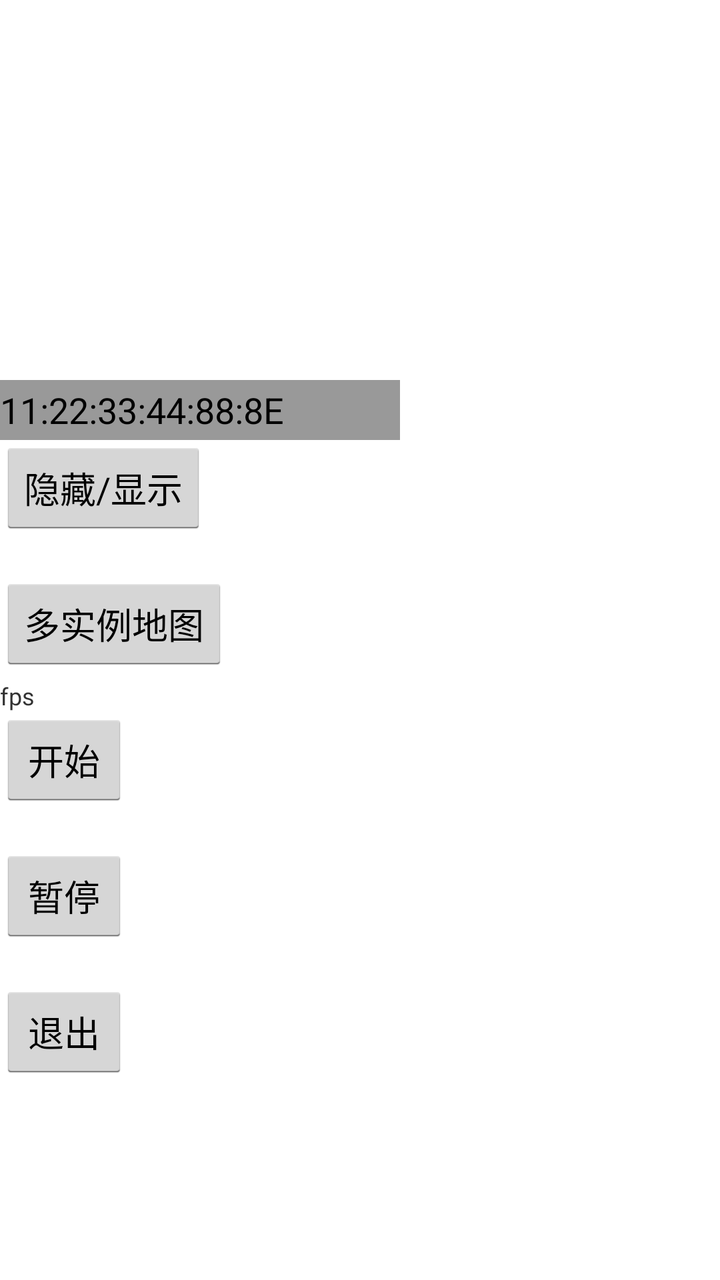
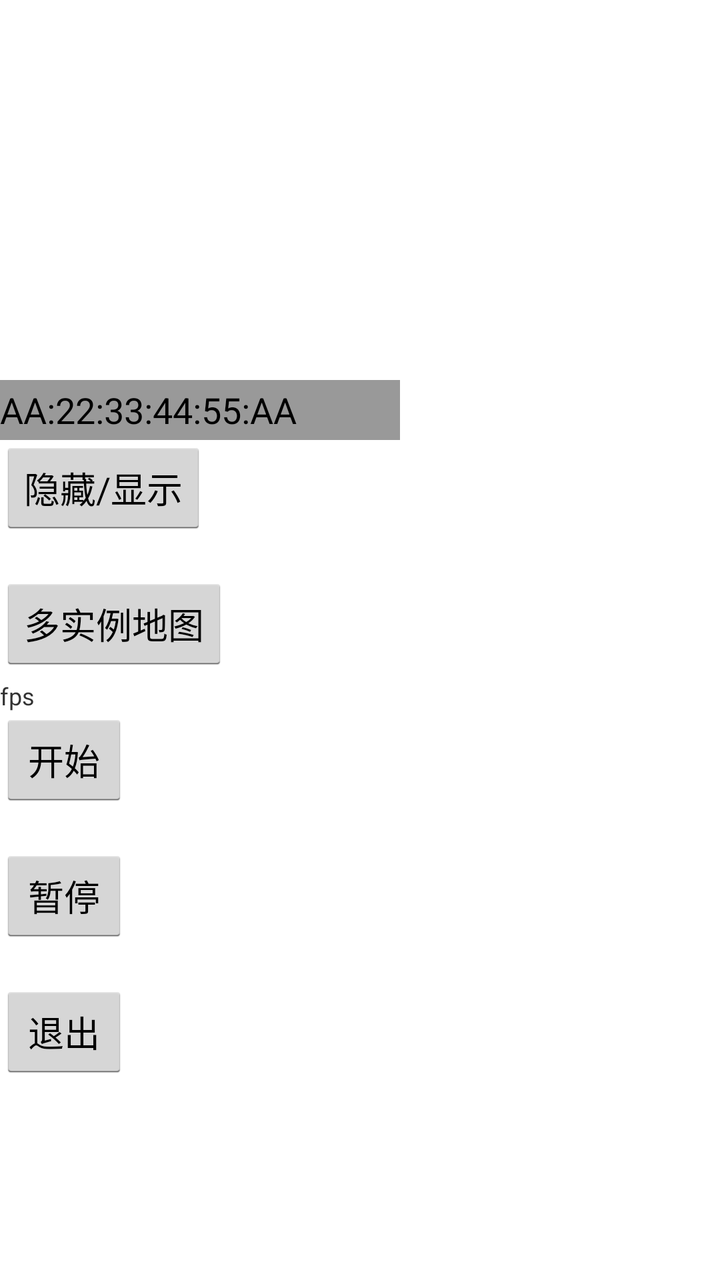

Compare the two renders of this Android layout. The source of the first and the diff that turns it into the second are given below.
<!-- AndroidManifest.xml: application theme AppTheme -->
<!-- res/layout/activity_analog.xml -->
<?xml version="1.0" encoding="utf-8"?>
<FrameLayout xmlns:android="http://schemas.android.com/apk/res/android"
    android:layout_width="match_parent"
    android:layout_height="match_parent">

    <FrameLayout
        android:id="@+id/mapView"
        android:layout_width="match_parent"
        android:layout_height="match_parent" />

    <RelativeLayout
        android:layout_width="match_parent"
        android:layout_height="match_parent"
        android:layout_marginBottom="100dp"
        android:gravity="bottom">

        <Button
            android:id="@+id/quit"
            android:layout_width="wrap_content"
            android:layout_height="wrap_content"
            android:onClick="onClick"
            android:text="退出" />

        <Button
            android:id="@+id/pause"
            android:layout_width="wrap_content"
            android:layout_height="wrap_content"
            android:layout_above="@id/quit"
            android:layout_marginBottom="20dp"
            android:onClick="onClick"
            android:text="暂停" />

        <Button
            android:id="@+id/resume"
            android:layout_width="wrap_content"
            android:layout_height="wrap_content"
            android:layout_above="@id/pause"
            android:layout_marginBottom="20dp"
            android:onClick="onClick"
            android:text="开始" />
        <Button
            android:id="@+id/analog_start_preview_btn"
            android:visibility="gone"
            android:layout_width="wrap_content"
            android:layout_height="wrap_content"
            android:layout_above="@id/resume"
            android:layout_marginBottom="20dp"
            android:onClick="onClick"
            android:text="开始预览" />

        <TextView
            android:id="@+id/analog_fps_tv"
            android:layout_width="wrap_content"
            android:layout_height="wrap_content"
            android:textSize="12sp"
            android:layout_above="@id/analog_start_preview_btn"
            android:textColor="@color/bnav_service_dyna_bg_yellow"
            android:text="fps"/>
        <Button
            android:id="@+id/analog_open_mini_btn"
            android:layout_width="wrap_content"
            android:layout_height="wrap_content"
            android:layout_above="@id/analog_start_preview_btn"
            android:layout_marginBottom="20dp"
            android:onClick="onClick"
            android:text="多实例地图" />
        <Button
            android:id="@+id/analog_start_hide_mini_btn"
            android:visibility="visible"
            android:layout_width="wrap_content"
            android:layout_height="wrap_content"
            android:layout_above="@id/analog_open_mini_btn"
            android:text="隐藏/显示"
            android:layout_marginBottom="20dp"
            android:onClick="onClick"/>
         <EditText
             android:id="@+id/analog_mac_et"
             android:layout_above="@id/analog_start_hide_mini_btn"
             android:layout_width="200dp"
             android:layout_height="30dp"
             android:background="#999999"
             android:text="11:22:33:44:88:8E"
             />

    </RelativeLayout>

</FrameLayout>
<!-- resources referenced by this layout -->
<resources>
  <style name="AppTheme" parent="@android:style/Theme.Holo.Light">
      </style>
</resources>

<!-- the commit's change to res/layout/activity_analog.xml (unified diff, before → after) -->
@@ -79,7 +79,7 @@
              android:layout_width="200dp"
              android:layout_height="30dp"
              android:background="#999999"
-             android:text="11:22:33:44:88:8E"
+             android:text="AA:22:33:44:55:AA"
              />
 
     </RelativeLayout>
